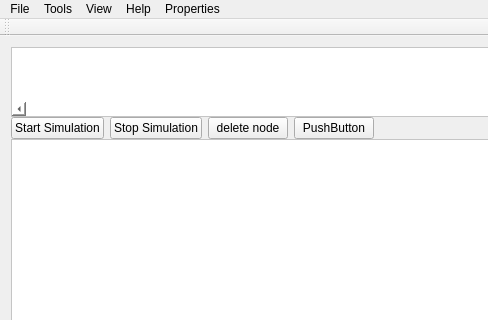
The window that src_gui/mainwindow.ui (tadasamantri/anise_gui) describes before a commit, drawn with Qt 5; both pictures show x 0 to 488 and y 0 to 320 of the 1000 by 738 pixel window.
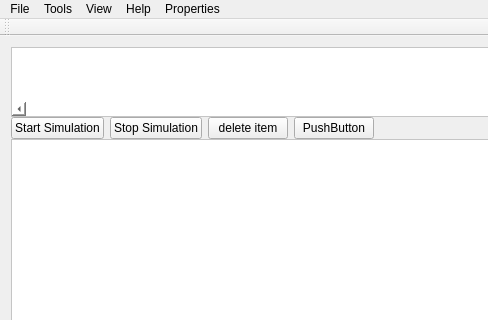
The same window after the commit. Custom widgets are drawn as their Qt base class.

```diff
--- a/src_gui/mainwindow.ui
+++ b/src_gui/mainwindow.ui
@@ -127,7 +127,7 @@
             </sizepolicy>
            </property>
            <property name="text">
-            <string>delete node</string>
+            <string>delete item</string>
            </property>
           </widget>
          </item>
```
Left out of the diff: 9 changed lines with no effect on the pictures.
